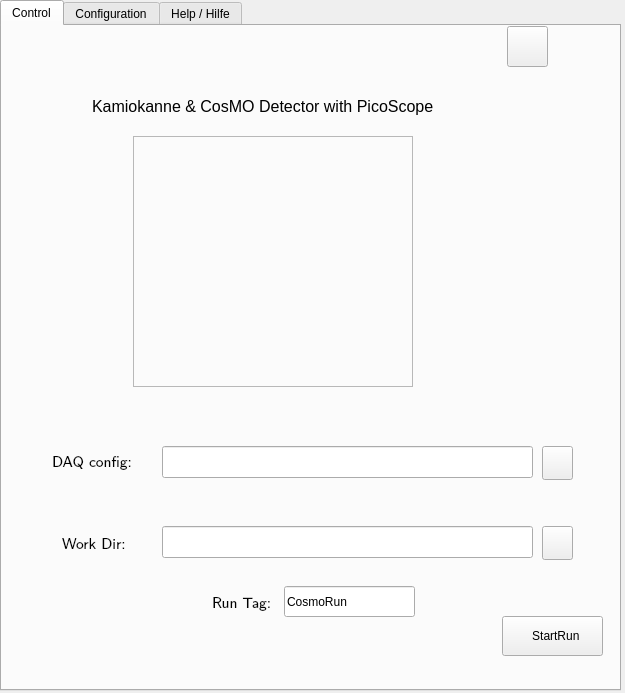
Above: picocosmo/CosmoGui.ui from GuenterQuast/picoCosmo before the change. Below: the same form after it.
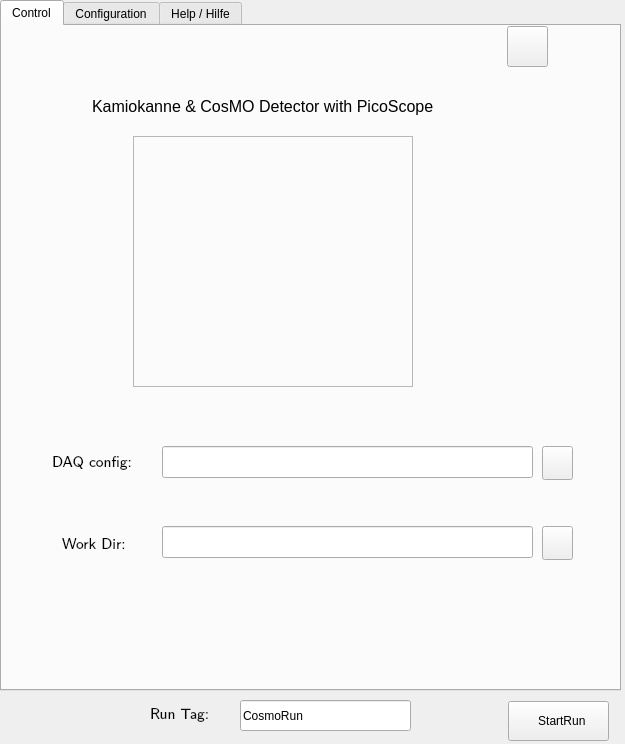
That is the form after the change. Icons and pictures are not drawn.

What changed in the file:
```diff
--- a/picocosmo/CosmoGui.ui
+++ b/picocosmo/CosmoGui.ui
@@ -7,7 +7,7 @@
     <x>0</x>
     <y>0</y>
     <width>625</width>
-    <height>693</height>
+    <height>744</height>
    </rect>
   </property>
   <property name="sizePolicy">
@@ -138,70 +138,6 @@
        <bool>true</bool>
       </property>
      </widget>
-     <widget class="QLabel" name="label">
-      <property name="geometry">
-       <rect>
-        <x>210</x>
-        <y>560</y>
-        <width>60</width>
-        <height>30</height>
-       </rect>
-      </property>
-      <property name="font">
-       <font>
-        <family>Latin Modern Sans</family>
-        <pointsize>11</pointsize>
-       </font>
-      </property>
-      <property name="text">
-       <string>Run Tag:</string>
-      </property>
-      <property name="textFormat">
-       <enum>Qt::PlainText</enum>
-      </property>
-     </widget>
-     <widget class="QLineEdit" name="lE_RunTag">
-      <property name="geometry">
-       <rect>
-        <x>282</x>
-        <y>560</y>
-        <width>131</width>
-        <height>31</height>
-       </rect>
-      </property>
-      <property name="toolTip">
-       <string>&lt;html&gt;&lt;head/&gt;&lt;body&gt;&lt;p&gt;Name for the run&lt;/p&gt;&lt;/body&gt;&lt;/html&gt;</string>
-      </property>
-      <property name="text">
-       <string>CosmoRun</string>
-      </property>
-     </widget>
-     <widget class="QPushButton" name="pB_StartRun">
-      <property name="geometry">
-       <rect>
-        <x>500</x>
-        <y>590</y>
-        <width>101</width>
-        <height>40</height>
-       </rect>
-      </property>
-      <property name="toolTip">
-       <string>&lt;html&gt;&lt;head/&gt;&lt;body&gt;&lt;p&gt;Start Runinng Oscilloscope, Buffer Manager and Pulse Filter&lt;/p&gt;&lt;/body&gt;&lt;/html&gt;</string>
-      </property>
-      <property name="text">
-       <string>  StartRun</string>
-      </property>
-      <property name="icon">
-       <iconset>
-        <normaloff>images/start.jpg</normaloff>images/start.jpg</iconset>
-      </property>
-      <property name="iconSize">
-       <size>
-        <width>24</width>
-        <height>24</height>
-       </size>
-      </property>
-     </widget>
      <widget class="QPushButton" name="pB_FileSelect">
       <property name="geometry">
        <rect>
@@ -607,6 +543,70 @@
      </widget>
     </widget>
    </widget>
+   <widget class="QPushButton" name="pB_StartRun">
+    <property name="geometry">
+     <rect>
+      <x>508</x>
+      <y>701</y>
+      <width>101</width>
+      <height>40</height>
+     </rect>
+    </property>
+    <property name="toolTip">
+     <string>&lt;html&gt;&lt;head/&gt;&lt;body&gt;&lt;p&gt;Start Runinng Oscilloscope, Buffer Manager and Pulse Filter&lt;/p&gt;&lt;/body&gt;&lt;/html&gt;</string>
+    </property>
+    <property name="text">
+     <string>  StartRun</string>
+    </property>
+    <property name="icon">
+     <iconset>
+      <normaloff>images/start.jpg</normaloff>images/start.jpg</iconset>
+    </property>
+    <property name="iconSize">
+     <size>
+      <width>24</width>
+      <height>24</height>
+     </size>
+    </property>
+   </widget>
+   <widget class="QLineEdit" name="lE_RunTag">
+    <property name="geometry">
+     <rect>
+      <x>240</x>
+      <y>700</y>
+      <width>171</width>
+      <height>31</height>
+     </rect>
+    </property>
+    <property name="toolTip">
+     <string>&lt;html&gt;&lt;head/&gt;&lt;body&gt;&lt;p&gt;Name for the run&lt;/p&gt;&lt;/body&gt;&lt;/html&gt;</string>
+    </property>
+    <property name="text">
+     <string>CosmoRun</string>
+    </property>
+   </widget>
+   <widget class="QLabel" name="label">
+    <property name="geometry">
+     <rect>
+      <x>150</x>
+      <y>697</y>
+      <width>81</width>
+      <height>30</height>
+     </rect>
+    </property>
+    <property name="font">
+     <font>
+      <family>Latin Modern Sans</family>
+      <pointsize>11</pointsize>
+     </font>
+    </property>
+    <property name="text">
+     <string>Run Tag:</string>
+    </property>
+    <property name="textFormat">
+     <enum>Qt::PlainText</enum>
+    </property>
+   </widget>
   </widget>
  </widget>
  <resources/>
```
